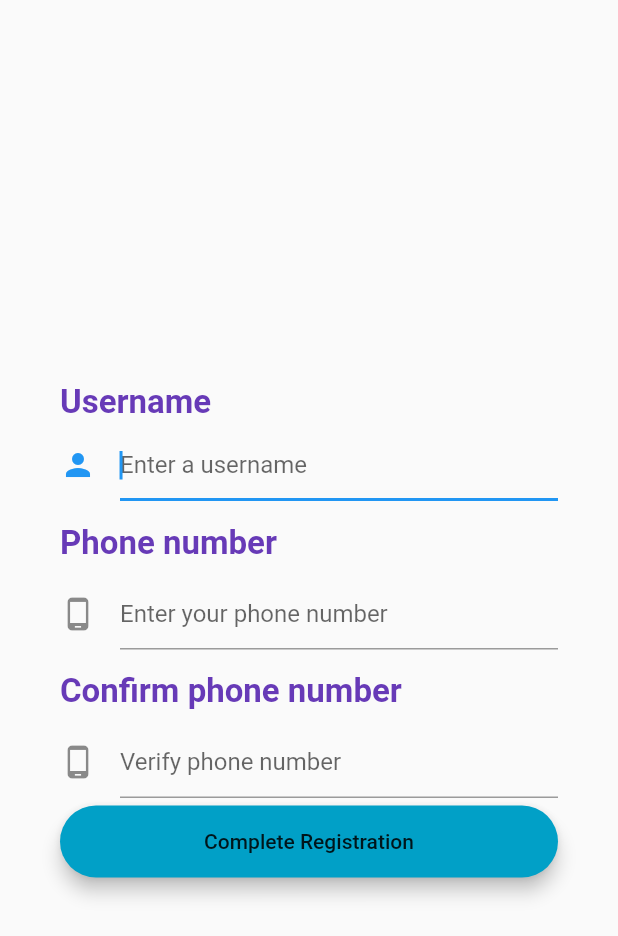
After one commit to ArroVol/streamer_review, a Flutter app: the Register screen opened directly, on a phone screen of 412 x 824 dp. The commit adds this screen. Shown: the top 936 px of the screen. Run offline on Flutter 3.47's test engine with Material 2 defaults, Android fonts, the phone set to English and light mode, and no system bars; our stand-ins replace firebase_messaging, flushbar, flutter_login, flutter_rating_bar, flutter_secure_storage, google_fonts and 2 more; missing offline and left inert: dbutils; accounts and stored records are empty.

Commit message:
Second register page added, code commented

```diff
--- a/lib/main_screen.dart
+++ b/lib/main_screen.dart
@@ -1,5 +1,6 @@
 
 import 'package:streamer_review/profile.dart';
+import 'package:streamer_review/register.dart';
 import 'package:streamer_review/temp_favorites.dart';
 
 import 'package:flutter/cupertino.dart';
@@ -22,6 +23,7 @@ class _MainScreenState extends State<MainScreen> {
     FavoritesPage(),
     // SettingsPage(),
     Profile(),
+    Register(),
   ];
 
   @override
@@ -109,7 +111,8 @@ class _MainScreenState extends State<MainScreen> {
           // StreamerPage(),
           // HomePage(),
           FavoritesPage(),
-          Profile()
+          Profile(),
+          Register()
           // SettingsPage(),
         ].elementAt(index);
       },
--- /dev/null
+++ b/lib/register.dart
@@ -0,0 +1,264 @@
+import 'package:flushbar/flushbar.dart';
+import 'package:flutter/material.dart';
+import 'package:path/path.dart';
+
+import 'package:provider/provider.dart';
+
+import 'custom_route.dart';
+import 'main_screen.dart';
+import 'model/user.dart';
+
+class Register extends StatelessWidget {
+  static const routeName = '/auth';
+  bool verifiedRegistration = false;
+
+  @override
+  Widget build(BuildContext context) {
+    final formKey = new GlobalKey<FormState>();
+
+    String _username, _password, _confirmPassword;
+
+    final usernameField = TextField(
+
+      textInputAction: TextInputAction.go,
+      onSubmitted: (value) {
+        print("search");
+        print(value);
+      },
+      decoration: const InputDecoration(
+        icon: Icon(Icons.person),
+        // border: InputBorder.none,
+
+        hintText: 'Enter a username',
+        // labelText: 'Name *',
+      ),
+      // obscureText: true,
+      autofocus: true,
+      // onSaved: (String value) {
+      //   // This optional block of code can be used to run
+      //   // code when the user saves the form.
+      // },
+      // validator: (String value) {
+      //   if (value.isEmpty) {
+      //     print('its empty');
+      //     return "Please enter a username..";
+      //   }
+      //   if (value.contains('@')) {
+      //     return "Do not use @";
+      //   }
+      //   if (RegExp(r"^[a-zA-Z0-9]+$").hasMatch(value)) {
+      //     return "Do not use any special characters";
+      //   }
+      //   // validator: (value) => value.isEmpty ? "Please enter a username" : null;
+      //   // onSaved: (value) => _password = value,
+      //   return value.contains('@') ? 'Do not use the @ char.' : null;
+      // },
+    );
+
+
+
+    final usernameField2 = TextFormField(
+
+      textInputAction: TextInputAction.go,
+
+      decoration: const InputDecoration(
+        icon: Icon(Icons.person),
+        // border: InputBorder.none,
+
+        hintText: 'Enter a username',
+      ),
+      autofocus: true,
+      onSaved: (String value) {
+        // This optional block of code can be used to run
+        // code when the user saves the form.
+      },
+      validator: (String value){
+          return value.contains('@') ? 'Do not use the @ char.' : null;
+      },
+      // validator: (String value) {
+      //   if (value.isEmpty) {
+      //     print('its empty');
+      //     return "Please enter a username..";
+      //   }
+      //   if (value.contains('@')) {
+      //     return "Do not use @";
+      //   }
+      //   if (RegExp(r"^[a-zA-Z0-9]+$").hasMatch(value)) {
+      //     return "Do not use any special characters";
+      //   }
+      //   validator: (value) => value.isEmpty ? "Please enter a username" : null;
+      //   onSaved: (value) => _password = value,
+      //   return value.contains('@') ? 'Do not use the @ char.' : null;
+      // },
+    );
+
+
+
+
+
+
+
+
+    final phoneNumberField = TextFormField(
+      decoration: const InputDecoration(
+        icon: Icon(Icons.phone_android),
+        hintText: 'Enter your phone number',
+        // labelText: 'Name *',
+      ),
+      onSaved: (String value) {
+        // This optional block of code can be used to run
+        // code when the user saves the form.
+      },
+      validator: (value) {
+        print("this is the phone number");
+        print(value);
+        if (value.isEmpty) {
+          return "Please enter a userggname..";
+        }
+        // validator: (value) => value.isEmpty ? "Please enter a username" : null;
+        // onSaved: (value) => _password = value,
+        return value.contains('@') ? 'Do not use the @ char.' : null;
+      },
+    );
+
+    // final confirmPhoneNumber = TextFormField(
+    //   autofocus: false,
+    //   validator: (value) => value.isEmpty ? "Your password is required" : null,
+    //   onSaved: (value) => _confirmPassword = value,
+    //   obscureText: true,
+    //   // decoration: buildInputDecoration("Confirm password", Icons.lock),
+    //   decoration: InputDecoration(),
+    //
+    // );
+    final confirmPhoneNumber = TextFormField(
+      decoration: const InputDecoration(
+        icon: Icon(Icons.phone_android),
+        hintText: 'Verify phone number',
+        // labelText: 'Name *',
+      ),
+      onSaved: (String value) {
+        // This optional block of code can be used to run
+        // code when the user saves the form.
+      },
+      validator: (String value) {
+        if (value.isEmpty) {
+          return "Please enter a username..";
+        }
+        // validator: (value) => value.isEmpty ? "Please enter a username" : null;
+        // onSaved: (value) => _password = value,
+        return value.contains('@') ? 'Do not use the @ char.' : null;
+      },
+    );
+    final loginButon = Material(
+      elevation: 5.0,
+      borderRadius: BorderRadius.circular(30.0),
+      color: Color(0xff01A0C7),
+      child: MaterialButton(
+        minWidth: MediaQuery.of(context).size.width,
+        padding: EdgeInsets.fromLTRB(20.0, 15.0, 20.0, 15.0),
+        onPressed: () {
+          print('pressed');
+          // Navigator.pushReplacementNamed(context, '/main_screen');
+          if (verifiedRegistration) {
+            Navigator.of(context).pushReplacement(FadePageRoute(
+              builder: (context) => MainScreen(),
+            ));
+          }
+        },
+        child: Text(
+          "Complete Registration",
+          textAlign: TextAlign.center,
+        ),
+      ),
+    );
+
+    var loading = Row(
+      mainAxisAlignment: MainAxisAlignment.center,
+      children: <Widget>[
+        CircularProgressIndicator(),
+        Text(" Registering ... Please wait")
+      ],
+    );
+
+    final forgotLabel = Row(
+      mainAxisAlignment: MainAxisAlignment.spaceBetween,
+      children: <Widget>[
+        // FlatButton(
+        //   padding: EdgeInsets.all(0.0),
+        //   child: Text("Forgot password?",
+        //       style: TextStyle(fontWeight: FontWeight.w300)),
+        //   onPressed: () {},
+        // ),
+        FlatButton(
+          padding: EdgeInsets.only(left: 0.0),
+          child: Text("Complete Registration",
+              style: TextStyle(fontWeight: FontWeight.w300)),
+          onPressed: () {
+            print('pressed');
+            // Navigator.pushReplacementNamed(context, '/main_screen');
+            Navigator.of(context).pushReplacement(FadePageRoute(
+              builder: (context) => MainScreen(),
+            ));
+          },
+        )
+      ],
+    );
+
+    return SafeArea(
+      child: Scaffold(
+        body: SingleChildScrollView(
+          child: Container(
+            padding: EdgeInsets.all(40.0),
+            child: Form(
+              key: formKey,
+              child: Column(
+                crossAxisAlignment: CrossAxisAlignment.start,
+                children: [
+                  SizedBox(height: 215.0),
+                  Text(
+                    "Username",
+                    style: TextStyle(
+                      color: Colors.deepPurple,
+                      fontSize: 22.0,
+                      fontWeight: FontWeight.bold,
+                    ),
+                  ),
+                  SizedBox(height: 5.0),
+                  usernameField,
+                  SizedBox(height: 15.0),
+                  Text(
+                    "Phone number",
+                    style: TextStyle(
+                      color: Colors.deepPurple,
+                      fontSize: 22.0,
+                      fontWeight: FontWeight.bold,
+                    ),
+                  ),
+                  SizedBox(height: 10.0),
+                  phoneNumberField,
+                  SizedBox(height: 15.0),
+                  Text(
+                    "Confirm phone number",
+                    style: TextStyle(
+                      color: Colors.deepPurple,
+                      fontSize: 22.0,
+                      fontWeight: FontWeight.bold,
+                    ),
+                  ),
+                  SizedBox(height: 10.0),
+                  confirmPhoneNumber,
+                  // SizedBox(height: 20.0),
+                  // auth.registeredInStatus == Status.Registering
+                  //     ? loading
+                  //     : longButtons("Register", doRegister),
+                  SizedBox(height: 5.0),
+                  loginButon
+                ],
+              ),
+            ),
+          ),
+        ),
+      ),
+    );
+  }
+}
--- a/lib/streamer_thumb.dart
+++ b/lib/streamer_thumb.dart
@@ -25,7 +25,7 @@ class _StreamerThumb extends State<StreamerThumb> {
       child: new InkWell(
         onTap: () {
           print("Streamer card clicked");
-          Navigator.push(context, MaterialPageRoute(builder: (context) => StreamerPage('ninja')));
+          Navigator.push(context, MaterialPageRoute(builder: (context) => StreamerPage(streamerName)));
         },
         child: Container(
           width: 150.0,
```
Also changed, not shown: lib/components/rounded_button.dart (added, +36 -0 lines), lib/helper/database_helper.dart (+25 -3 lines), lib/login.dart (+38 -26 lines), lib/model/broadcaster.dart (+23 -9 lines), lib/model/broadcaster_from_db.dart (+11 -2 lines), lib/model/broadcaster_tag.dart (+9 -1 lines), lib/model/review.dart (+13 -0 lines), lib/model/user.dart (+13 -4 lines), lib/utilities/Preference.dart (+63 -0 lines), lib/widgets/anotherMain.dart (+19 -14 lines), pubspec.yaml (+4 -3 lines), lib/signup.dart (added), pubspec.lock, 1 other file.
